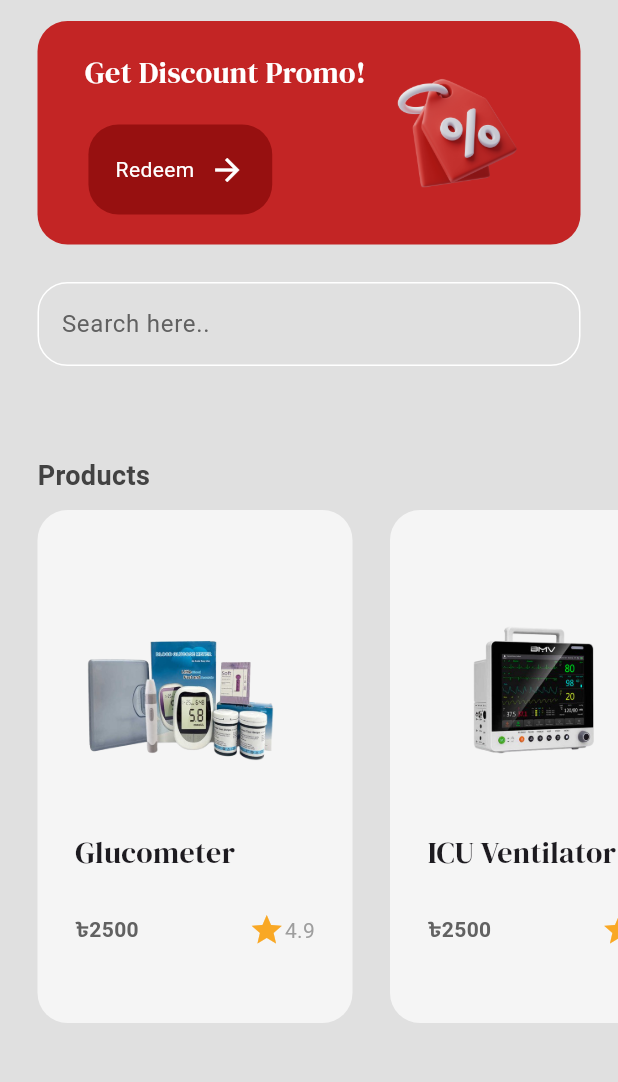
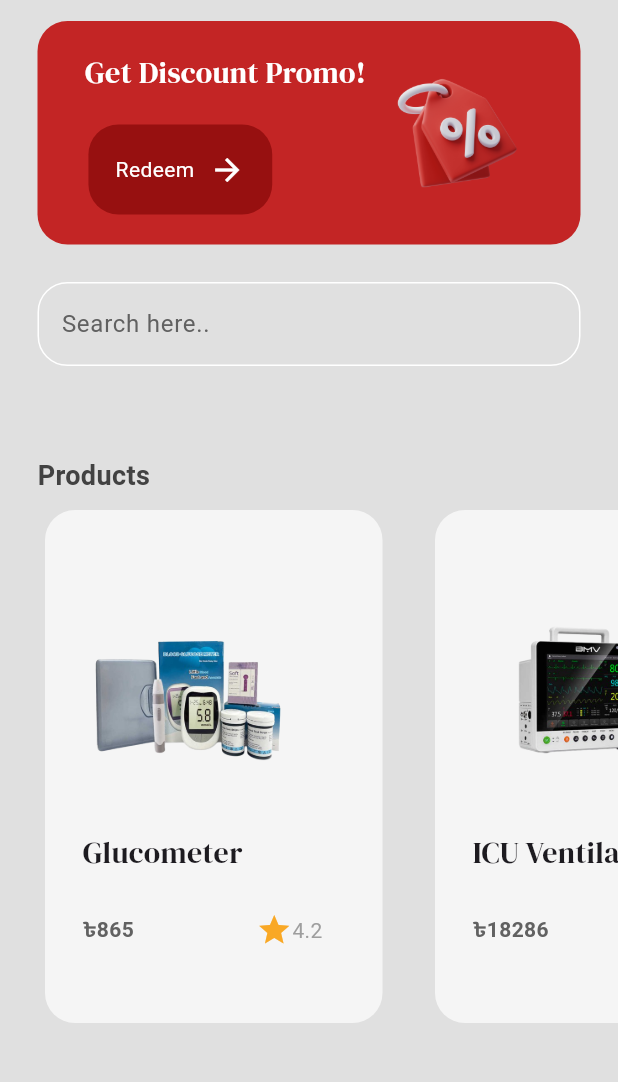
Before and after one commit to zaheen4/mediflow-app, a Flutter app: the HomePage screen opened by its route, on a phone screen of 412 x 824 dp, the part 63-1145 px from its top. Run offline on Flutter 3.47's test engine with Material 3 defaults, Android fonts, the light colour scheme and no system bars; our stand-ins replace firebase_auth, firebase_core, flutter_login, flutter_svg, google_fonts, google_sign_in; accounts and stored records are empty.

Commit message:
Basically finished

```diff
--- a/lib/models/shop.dart
+++ b/lib/models/shop.dart
@@ -2,46 +2,70 @@ import 'package:flutter/cupertino.dart';
 
 import 'product.dart';
 
-
-class Shop extends ChangeNotifier{
+class Shop extends ChangeNotifier {
   //product menu
   final List<Product> _productList = [
     //Glucometer
-    Product(name: "Glucometer",
-        price: "2500",
+    Product(
+        name: "Glucometer",
+        price: "865",
         imagePath: "assets/products/Glucometer.png",
-        rating: "4.9"),
+        rating: "4.2"),
 
     //ICUVentilator
     Product(
         name: "ICU Ventilator",
-        price: "2500",
+        price: "18286",
         imagePath: "assets/products/ICUVentilator.png",
-        rating: "4.9"),
+        rating: "4.4"),
     //MultiParameterPatientMonitor
     Product(
         name: "Multi-Parameter Patient Monitor",
-        price: "2500",
+        price: "19213",
         imagePath: "assets/products/Multi-ParameterPatientMonitor.png",
-        rating: "4.9"),
+        rating: "4.5"),
     //Nebulizer
     Product(
         name: "Nebulizer",
-        price: "2500",
+        price: "1423",
         imagePath: "assets/products/Nebulizer.png",
-        rating: "4.9"),
+        rating: "4.6"),
     //pulseOximeter
     Product(
         name: "PulseOximeter",
-        price: "2500",
+        price: "633",
         imagePath: "assets/products/PulseOximeter.png",
-        rating: "4.9"),
+        rating: "4.7"),
     //SteamAutoClaveSterilizer
     Product(
         name: "Steam Autoclave Sterilizer",
-        price: "2500",
+        price: "84230",
         imagePath: "assets/products/SteamAutoclaveSterilizer.png",
-        rating: "4.9"),
+        rating: "4.2"),
+
+    Product(
+        name: "Defibrillator (AED)",
+        price: "12069.04",
+        imagePath: "assets/products/Defibrillator (AED).png",
+        rating: "4.3"),
+
+    Product(
+        name: "Surgical Masks [Box]",
+        price: "58.2",
+        imagePath: "assets/products/Surgical Masks.png",
+        rating: "4.0"),
+
+    Product(
+        name: "Oxygen Concentrator",
+        price: "38889.10",
+        imagePath: "assets/products/OxygenConcentrator.png",
+        rating: "4.0"),
+
+    Product(
+        name: "Blood Pressure Monitor",
+        price: "1462.92",
+        imagePath: "assets/products/Blood Pressure Monitor.png",
+        rating: "4.1"),
   ];
 
   // Customer cart
@@ -52,16 +76,15 @@ List<Product> get productList => _productList;
   List<Product> get cart => _cart;
 
 //add to cart
-void addToCart(Product productItem, int quantity){
-  for(int i = 0; i<quantity; i++){
+  void addToCart(Product productItem, int quantity) {
+    for (int i = 0; i < quantity; i++) {
       _cart.add(productItem);
     }
   }
 
 //remove from cart
-void removeFromCart(Product product){
+  void removeFromCart(Product product) {
     _cart.remove(product);
     notifyListeners();
   }
-
 }
--- a/lib/pages/home_page.dart
+++ b/lib/pages/home_page.dart
@@ -47,12 +47,18 @@ class _HomePageState extends State<HomePage> {
             actions: [
               TextButton(
                 onPressed: () => Navigator.pop(context, false),
-                child: Text("Cancel", style: TextStyle(color: Colors.black),),
+                child: Text(
+                  "Cancel",
+                  style: TextStyle(color: Colors.black),
+                ),
               ),
               ElevatedButton(
                 onPressed: () => Navigator.pop(context, true),
                 style: ElevatedButton.styleFrom(backgroundColor: Colors.red),
-                child: Text("Logout", style: TextStyle(color: Colors.white),),
+                child: Text(
+                  "Logout",
+                  style: TextStyle(color: Colors.white),
+                ),
               ),
             ],
           ),
@@ -233,9 +239,13 @@ class _HomePageState extends State<HomePage> {
             child: ListView.builder(
               scrollDirection: Axis.horizontal,
               itemCount: productList.length,
-              itemBuilder: (context, index) => ProductTitle(
-                  product: productList[index],
-                  onTap: () => navigateToProductDetails(index)),
+              itemBuilder: (context, index) => Container(
+                width: 250,
+                margin: EdgeInsets.symmetric(horizontal: 5),
+                child: ProductTitle(
+                    product: productList[index],
+                    onTap: () => navigateToProductDetails(index)),
+              ),
             ),
           ),
           const SizedBox(height: 100),
--- a/lib/pages/profile_page.dart
+++ b/lib/pages/profile_page.dart
@@ -169,10 +169,10 @@ class _ProfilePageState extends State<ProfilePage> {
             const SizedBox(height: 20),
             ElevatedButton(
               onPressed: _showEditProfileDialog,
-              child: const Text("Edit Profile"),
               style: ElevatedButton.styleFrom(
                 alignment: Alignment.centerRight,
               ),
+              child: const Text("Edit Profile"),
             ),
           ],
         ),
```
Also changed, not shown: assets/products/Blood Pressure Monitor.png (added), assets/products/Defibrillator (AED).png (added), assets/products/OxygenConcentrator.png (added), assets/products/Surgical Masks.png (added). Lines whose indentation alone changed are shown as unchanged.
